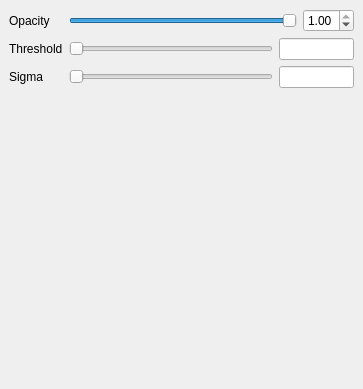
Above: freeview/PanelFCD.ui from freesurfer/freesurfer before the change. Below: the same form after it.
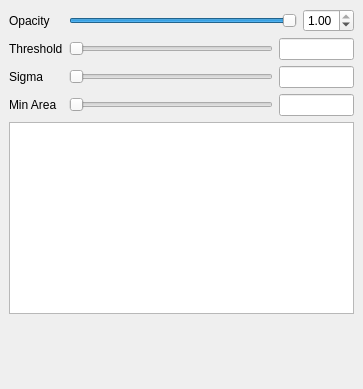
That is the form after the change.

What changed in the file:
```diff
--- a/freeview/PanelFCD.ui
+++ b/freeview/PanelFCD.ui
@@ -124,8 +124,63 @@
         </item>
        </layout>
       </item>
+      <item row="3" column="0">
+       <widget class="QLabel" name="label_5">
+        <property name="text">
+         <string>Min Area</string>
+        </property>
+       </widget>
+      </item>
+      <item row="3" column="1">
+       <layout class="QHBoxLayout" name="horizontalLayout_5">
+        <item>
+         <widget class="QSlider" name="sliderMinArea">
+          <property name="orientation">
+           <enum>Qt::Horizontal</enum>
+          </property>
+         </widget>
+        </item>
+        <item>
+         <widget class="QLineEdit" name="lineEditMinArea">
+          <property name="maximumSize">
+           <size>
+            <width>75</width>
+            <height>16777215</height>
+           </size>
+          </property>
+         </widget>
+        </item>
+       </layout>
+      </item>
      </layout>
     </item>
+    <item>
+     <widget class="QTreeWidget" name="treeWidgetLabels">
+      <property name="showDropIndicator" stdset="0">
+       <bool>false</bool>
+      </property>
+      <property name="rootIsDecorated">
+       <bool>false</bool>
+      </property>
+      <property name="itemsExpandable">
+       <bool>false</bool>
+      </property>
+      <property name="expandsOnDoubleClick">
+       <bool>false</bool>
+      </property>
+      <attribute name="headerVisible">
+       <bool>false</bool>
+      </attribute>
+      <attribute name="headerStretchLastSection">
+       <bool>false</bool>
+      </attribute>
+      <column>
+       <property name="text">
+        <string notr="true">1</string>
+       </property>
+      </column>
+     </widget>
+    </item>
     <item>
      <spacer name="verticalSpacer">
       <property name="orientation">
```
Left out of the diff: 34 changed lines with no effect on the pictures.
